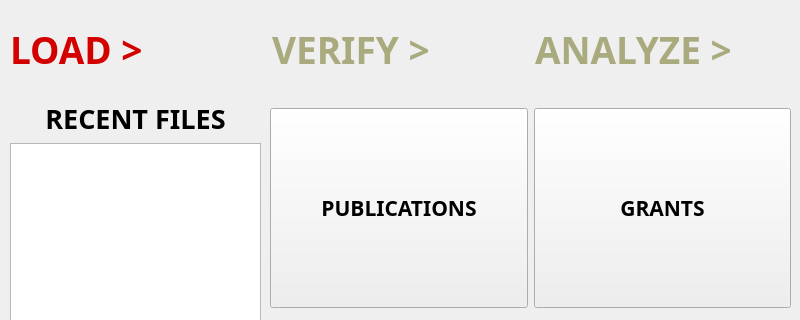
The window that Project/AppleProject/load_csv.ui (JRWu/DataAggregation) describes before a commit, drawn with Qt 5; both pictures show x 0 to 800 and y 0 to 320 of the 800 by 600 pixel window.
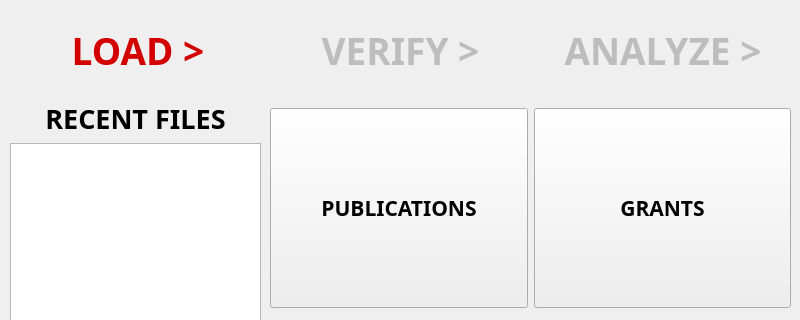
The same window after the commit.

Commit message: updated mainwindow so that it opens load page in same window, updated load page so that it open verify and analyze in main window

The edit to the form file:
```diff
--- a/Project/AppleProject/load_csv.ui
+++ b/Project/AppleProject/load_csv.ui
@@ -161,44 +161,185 @@
     </property>
     <layout class="QHBoxLayout" name="navigation_area">
      <item>
-      <widget class="QLabel" name="load_label">
+      <widget class="QPushButton" name="load_btn">
+       <property name="maximumSize">
+        <size>
+         <width>16777215</width>
+         <height>50</height>
+        </size>
+       </property>
+       <property name="palette">
+        <palette>
+         <active>
+          <colorrole role="ButtonText">
+           <brush brushstyle="SolidPattern">
+            <color alpha="255">
+             <red>211</red>
+             <green>0</green>
+             <blue>0</blue>
+            </color>
+           </brush>
+          </colorrole>
+         </active>
+         <inactive>
+          <colorrole role="ButtonText">
+           <brush brushstyle="SolidPattern">
+            <color alpha="255">
+             <red>211</red>
+             <green>0</green>
+             <blue>0</blue>
+            </color>
+           </brush>
+          </colorrole>
+         </inactive>
+         <disabled>
+          <colorrole role="ButtonText">
+           <brush brushstyle="SolidPattern">
+            <color alpha="255">
+             <red>120</red>
+             <green>120</green>
+             <blue>120</blue>
+            </color>
+           </brush>
+          </colorrole>
+         </disabled>
+        </palette>
+       </property>
        <property name="font">
         <font>
          <family>Arial Black</family>
+         <pointsize>28</pointsize>
          <weight>75</weight>
          <bold>true</bold>
         </font>
        </property>
        <property name="text">
-        <string>&lt;html&gt;&lt;head/&gt;&lt;body&gt;&lt;p&gt;&lt;span style=&quot; font-size:28pt; font-weight:600; color:#d30000;&quot;&gt;LOAD &amp;gt;&lt;/span&gt;&lt;/p&gt;&lt;/body&gt;&lt;/html&gt;</string>
+        <string>LOAD &gt;</string>
        </property>
+       <property name="flat">
+        <bool>true</bool>
+       </property>
       </widget>
      </item>
      <item>
-      <widget class="QLabel" name="verify_label">
+      <widget class="QPushButton" name="verify_btn">
+       <property name="maximumSize">
+        <size>
+         <width>16777215</width>
+         <height>50</height>
+        </size>
+       </property>
+       <property name="palette">
+        <palette>
+         <active>
+          <colorrole role="ButtonText">
+           <brush brushstyle="SolidPattern">
+            <color alpha="255">
+             <red>189</red>
+             <green>189</green>
+             <blue>189</blue>
+            </color>
+           </brush>
+          </colorrole>
+         </active>
+         <inactive>
+          <colorrole role="ButtonText">
+           <brush brushstyle="SolidPattern">
+            <color alpha="255">
+             <red>189</red>
+             <green>189</green>
+             <blue>189</blue>
+            </color>
+           </brush>
+          </colorrole>
+         </inactive>
+         <disabled>
+          <colorrole role="ButtonText">
+           <brush brushstyle="SolidPattern">
+            <color alpha="255">
+             <red>120</red>
+             <green>120</green>
+             <blue>120</blue>
+            </color>
+           </brush>
+          </colorrole>
+         </disabled>
+        </palette>
+       </property>
        <property name="font">
         <font>
          <family>Arial Black</family>
+         <pointsize>28</pointsize>
          <weight>75</weight>
          <bold>true</bold>
         </font>
        </property>
        <property name="text">
-        <string>&lt;html&gt;&lt;head/&gt;&lt;body&gt;&lt;p&gt;&lt;span style=&quot; font-size:28pt; font-weight:600; color:#aaaa7f;&quot;&gt;VERIFY &amp;gt;&lt;/span&gt;&lt;/p&gt;&lt;/body&gt;&lt;/html&gt;</string>
+        <string>VERIFY &gt;</string>
        </property>
+       <property name="flat">
+        <bool>true</bool>
+       </property>
       </widget>
      </item>
      <item>
-      <widget class="QLabel" name="analyze_label">
+      <widget class="QPushButton" name="analyze_btn">
+       <property name="maximumSize">
+        <size>
+         <width>16777215</width>
+         <height>50</height>
+        </size>
+       </property>
+       <property name="palette">
+        <palette>
+         <active>
+          <colorrole role="ButtonText">
+           <brush brushstyle="SolidPattern">
+            <color alpha="255">
+             <red>189</red>
+             <green>189</green>
+             <blue>189</blue>
+            </color>
+           </brush>
+          </colorrole>
+         </active>
+         <inactive>
+          <colorrole role="ButtonText">
+           <brush brushstyle="SolidPattern">
+            <color alpha="255">
+             <red>189</red>
+             <green>189</green>
+             <blue>189</blue>
+            </color>
+           </brush>
+          </colorrole>
+         </inactive>
+         <disabled>
+          <colorrole role="ButtonText">
+           <brush brushstyle="SolidPattern">
+            <color alpha="255">
+             <red>120</red>
+             <green>120</green>
+             <blue>120</blue>
+            </color>
+           </brush>
+          </colorrole>
+         </disabled>
+        </palette>
+       </property>
        <property name="font">
         <font>
          <family>Arial Black</family>
+         <pointsize>28</pointsize>
          <weight>75</weight>
          <bold>true</bold>
         </font>
        </property>
        <property name="text">
-        <string>&lt;html&gt;&lt;head/&gt;&lt;body&gt;&lt;p&gt;&lt;span style=&quot; font-size:28pt; font-weight:600; color:#aaaa7f;&quot;&gt;ANALYZE &amp;gt;&lt;/span&gt;&lt;/p&gt;&lt;/body&gt;&lt;/html&gt;</string>
+        <string>ANALYZE &gt;</string>
+       </property>
+       <property name="flat">
+        <bool>true</bool>
        </property>
       </widget>
      </item>
```
The commit also changes 5 other files.
